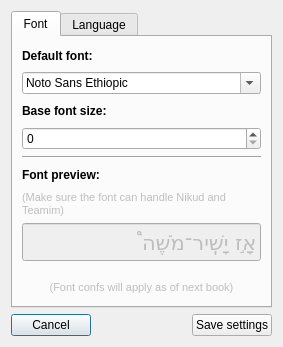
Above: settings.ui from MosheWagner/Orayta-QT before the change. Below: the same form after it.
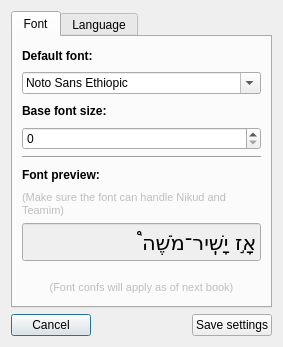
That is the form after the change. Icons and pictures are not drawn.

Diff of the .ui file:
```diff
--- a/settings.ui
+++ b/settings.ui
@@ -120,6 +120,124 @@
          <property name="enabled">
           <bool>false</bool>
          </property>
+         <property name="palette">
+          <palette>
+           <active>
+            <colorrole role="WindowText">
+             <brush brushstyle="SolidPattern">
+              <color alpha="255">
+               <red>27</red>
+               <green>25</green>
+               <blue>24</blue>
+              </color>
+             </brush>
+            </colorrole>
+            <colorrole role="Dark">
+             <brush brushstyle="SolidPattern">
+              <color alpha="255">
+               <red>1</red>
+               <green>0</green>
+               <blue>0</blue>
+              </color>
+             </brush>
+            </colorrole>
+            <colorrole role="Text">
+             <brush brushstyle="SolidPattern">
+              <color alpha="255">
+               <red>24</red>
+               <green>22</green>
+               <blue>21</blue>
+              </color>
+             </brush>
+            </colorrole>
+            <colorrole role="ButtonText">
+             <brush brushstyle="SolidPattern">
+              <color alpha="255">
+               <red>27</red>
+               <green>25</green>
+               <blue>24</blue>
+              </color>
+             </brush>
+            </colorrole>
+           </active>
+           <inactive>
+            <colorrole role="WindowText">
+             <brush brushstyle="SolidPattern">
+              <color alpha="255">
+               <red>29</red>
+               <green>28</green>
+               <blue>28</blue>
+              </color>
+             </brush>
+            </colorrole>
+            <colorrole role="Dark">
+             <brush brushstyle="SolidPattern">
+              <color alpha="255">
+               <red>1</red>
+               <green>0</green>
+               <blue>0</blue>
+              </color>
+             </brush>
+            </colorrole>
+            <colorrole role="Text">
+             <brush brushstyle="SolidPattern">
+              <color alpha="255">
+               <red>27</red>
+               <green>26</green>
+               <blue>26</blue>
+              </color>
+             </brush>
+            </colorrole>
+            <colorrole role="ButtonText">
+             <brush brushstyle="SolidPattern">
+              <color alpha="255">
+               <red>29</red>
+               <green>28</green>
+               <blue>28</blue>
+              </color>
+             </brush>
+            </colorrole>
+           </inactive>
+           <disabled>
+            <colorrole role="WindowText">
+             <brush brushstyle="SolidPattern">
+              <color alpha="255">
+               <red>1</red>
+               <green>0</green>
+               <blue>0</blue>
+              </color>
+             </brush>
+            </colorrole>
+            <colorrole role="Dark">
+             <brush brushstyle="SolidPattern">
+              <color alpha="255">
+               <red>1</red>
+               <green>0</green>
+               <blue>0</blue>
+              </color>
+             </brush>
+            </colorrole>
+            <colorrole role="Text">
+             <brush brushstyle="SolidPattern">
+              <color alpha="255">
+               <red>1</red>
+               <green>0</green>
+               <blue>0</blue>
+              </color>
+             </brush>
+            </colorrole>
+            <colorrole role="ButtonText">
+             <brush brushstyle="SolidPattern">
+              <color alpha="255">
+               <red>1</red>
+               <green>0</green>
+               <blue>0</blue>
+              </color>
+             </brush>
+            </colorrole>
+           </disabled>
+          </palette>
+         </property>
          <property name="font">
           <font>
            <family>Nachlieli CLM</family>
```
Left out of the diff: 3 changed lines with no effect on the pictures.
